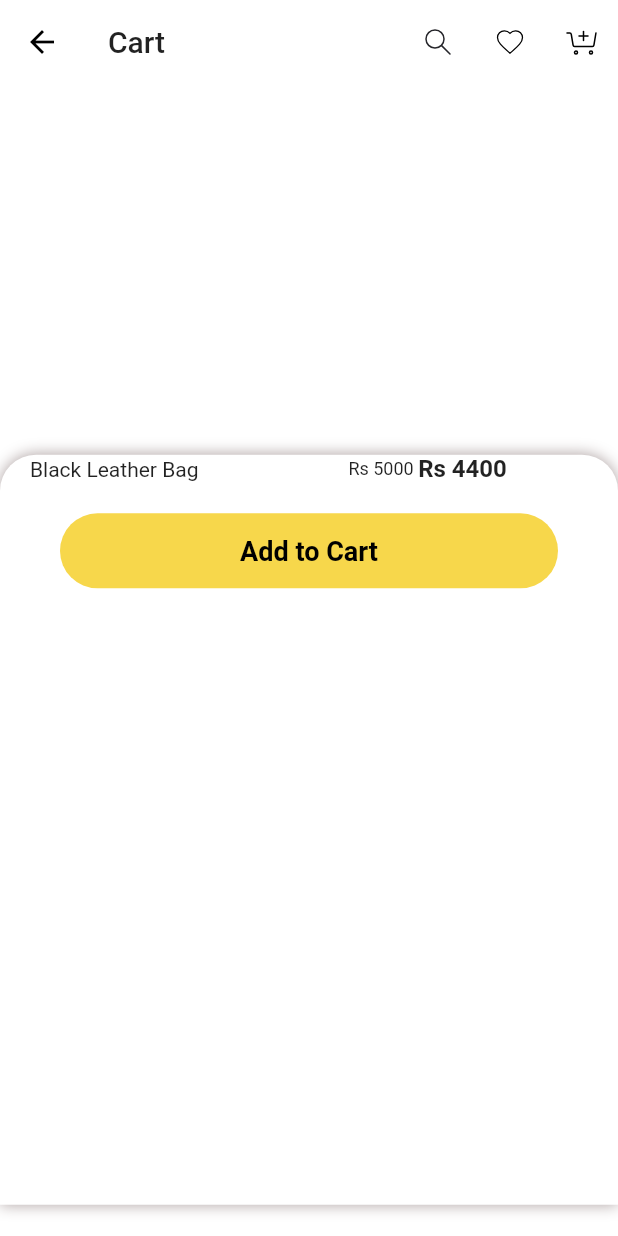
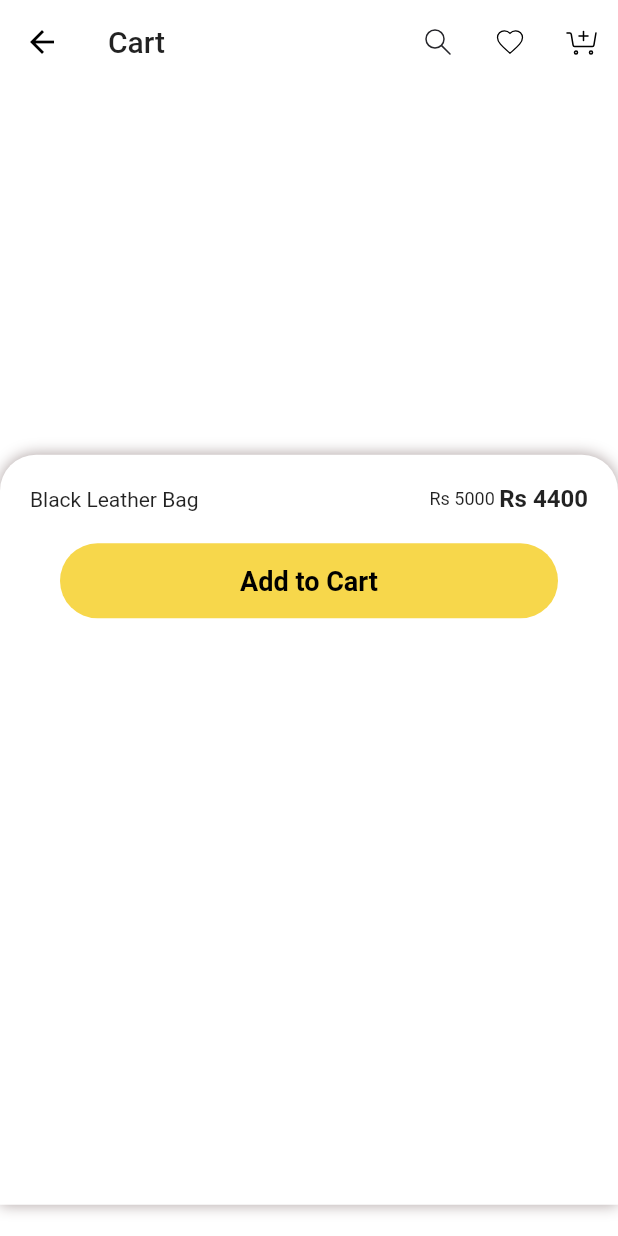
Before and after one commit to ka-kiran/steamly-e-commerce-app-flutter, a Flutter app: the screen it shows after launch, after a tap on "Black Leather Bag", on a phone screen of 412 x 824 dp. Run offline on Flutter 3.47's test engine with Material 2 defaults, Android fonts, the phone set to English and light mode, and no system bars; our stand-ins replace animated_splash_screen, firebase_auth, firebase_core, firebase_dynamic_links, flutter_svg, google_fonts and 1 more; accounts and stored records are empty.

Commit message:
title and price added on details page

```diff
--- a/lib/widgets/details_page_widgets/product_details_body.dart
+++ b/lib/widgets/details_page_widgets/product_details_body.dart
@@ -38,20 +38,25 @@ class ProductDetailsBody extends StatelessWidget {
             ),
             child: Padding(
               padding: const EdgeInsets.only(
-                  left: kDefaultPadding * 1, right: kDefaultPadding),
+                left: kDefaultPadding * 1,
+                right: kDefaultPadding * 1,
+                top: kDefaultPadding,
+              ),
               child: Column(
                 children: <Widget>[
                   Row(
                     children: <Widget>[
                       Text(products.title),
-                      SizedBox(width: 100,),
+                      Spacer(),
                       Text(
                         "Rs ${products.markedPrice}",
                         style: TextStyle(
                           fontSize: 12,
                         ),
                       ),
-                      SizedBox(width: 3,),
+                      SizedBox(
+                        width: 3
+                      ),
                       Text(
                         "Rs ${products.price}",
                         style: TextStyle(
```
